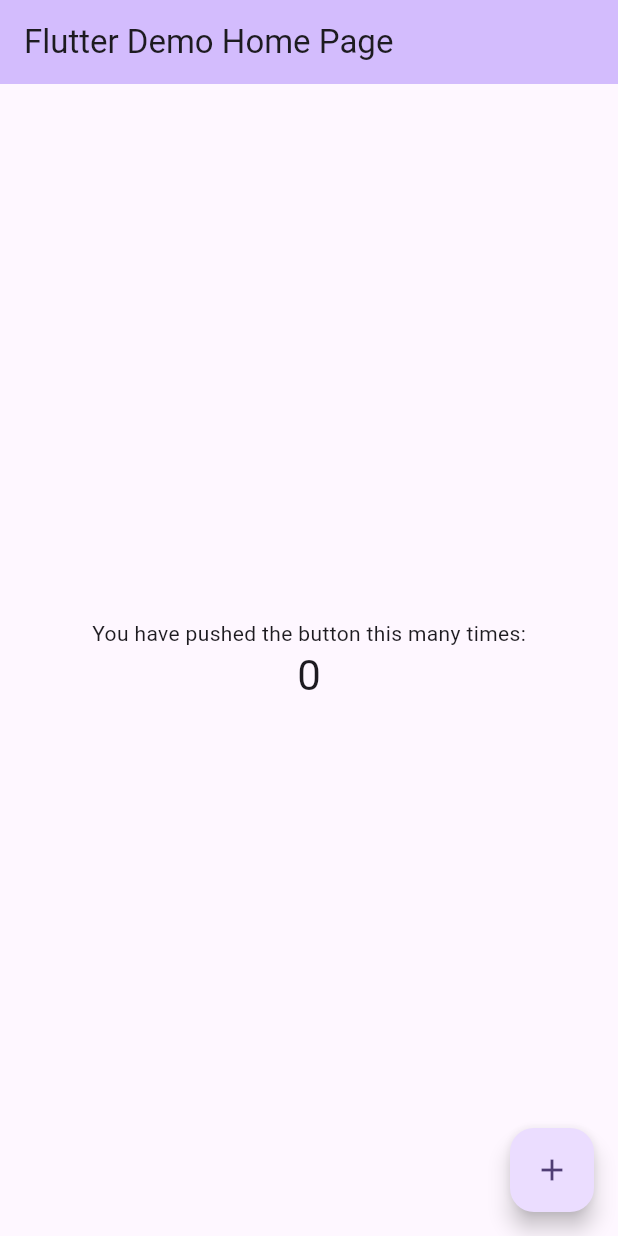
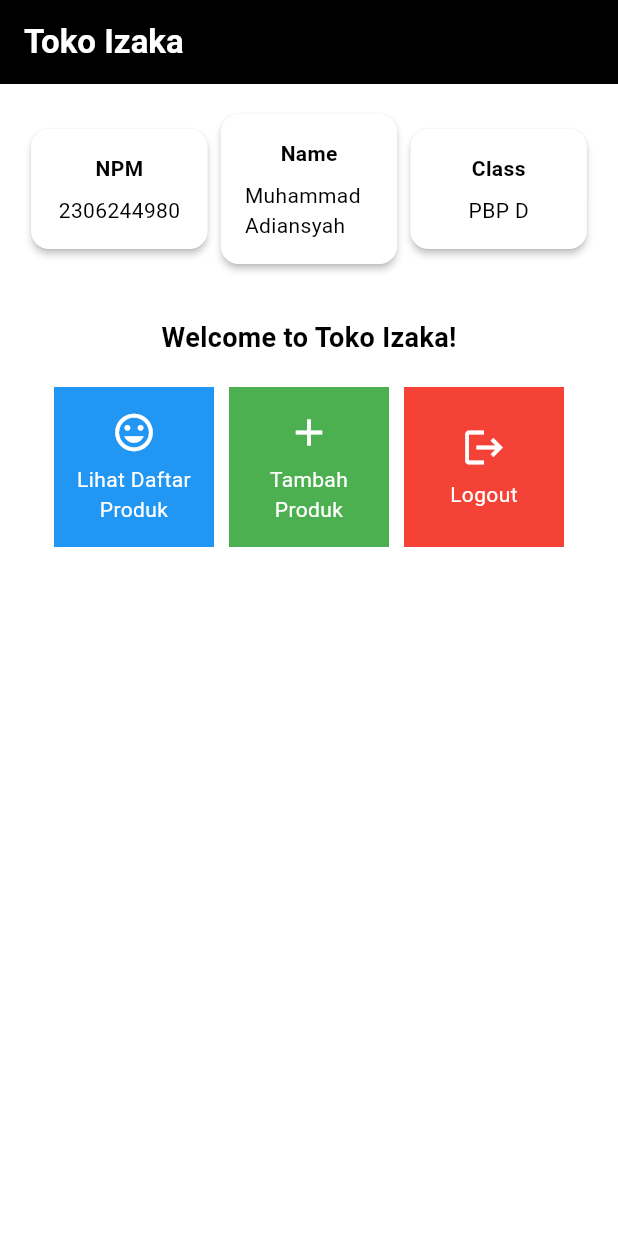
Before and after one commit to Adiieeee/toko-izaka-mobile, a Flutter app: the screen it shows after launch, on a phone screen of 412 x 824 dp. Run offline on Flutter 3.47's test engine with Material 3 defaults, Android fonts, the phone set to English and light mode, and no system bars.

Commit message:
Tugas 7 Done

```diff
--- a/lib/main.dart
+++ b/lib/main.dart
@@ -1,8 +1,26 @@
 import 'package:flutter/material.dart';
+import 'package:toko_izaka/menu.dart';
 
 void main() {
   runApp(const MyApp());
 }
+
+final MaterialColor blackSwatch = const MaterialColor(
+  0xFF000000,
+  <int, Color>{
+    50: Color(0xFF000000),
+    100: Color(0xFF000000),
+    200: Color(0xFF000000),
+    300: Color(0xFF000000),
+    400: Color(0xFF000000),
+    500: Color(0xFF000000),
+    600: Color(0xFF000000),
+    700: Color(0xFF000000),
+    800: Color(0xFF000000),
+    900: Color(0xFF000000),
+  },
+);
+
 
 class MyApp extends StatelessWidget {
   const MyApp({super.key});
@@ -28,98 +46,11 @@
         //
         // This works for code too, not just values: Most code changes can be
         // tested with just a hot reload.
-        colorScheme: ColorScheme.fromSeed(seedColor: Colors.deepPurple),
-        useMaterial3: true,
+        colorScheme: ColorScheme.fromSwatch(
+          primarySwatch: blackSwatch,
+        ).copyWith(secondary: blackSwatch),
       ),
-      home: const MyHomePage(title: 'Flutter Demo Home Page'),
+      home: MyHomePage(),
     );
   }
 }
-
-class MyHomePage extends StatefulWidget {
-  const MyHomePage({super.key, required this.title});
-
-  // This widget is the home page of your application. It is stateful, meaning
-  // that it has a State object (defined below) that contains fields that affect
-  // how it looks.
-
-  // This class is the configuration for the state. It holds the values (in this
-  // case the title) provided by the parent (in this case the App widget) and
-  // used by the build method of the State. Fields in a Widget subclass are
-  // always marked "final".
-
-  final String title;
-
-  @override
-  State<MyHomePage> createState() => _MyHomePageState();
-}
-
-class _MyHomePageState extends State<MyHomePage> {
-  int _counter = 0;
-
-  void _incrementCounter() {
-    setState(() {
-      // This call to setState tells the Flutter framework that something has
-      // changed in this State, which causes it to rerun the build method below
-      // so that the display can reflect the updated values. If we changed
-      // _counter without calling setState(), then the build method would not be
-      // called again, and so nothing would appear to happen.
-      _counter++;
-    });
-  }
-
-  @override
-  Widget build(BuildContext context) {
-    // This method is rerun every time setState is called, for instance as done
-    // by the _incrementCounter method above.
-    //
-    // The Flutter framework has been optimized to make rerunning build methods
-    // fast, so that you can just rebuild anything that needs updating rather
-    // than having to individually change instances of widgets.
-    return Scaffold(
-      appBar: AppBar(
-        // TRY THIS: Try changing the color here to a specific color (to
-        // Colors.amber, perhaps?) and trigger a hot reload to see the AppBar
-        // change color while the other colors stay the same.
-        backgroundColor: Theme.of(context).colorScheme.inversePrimary,
-        // Here we take the value from the MyHomePage object that was created by
-        // the App.build method, and use it to set our appbar title.
-        title: Text(widget.title),
-      ),
-      body: Center(
-        // Center is a layout widget. It takes a single child and positions it
-        // in the middle of the parent.
-        child: Column(
-          // Column is also a layout widget. It takes a list of children and
-          // arranges them vertically. By default, it sizes itself to fit its
-          // children horizontally, and tries to be as tall as its parent.
-          //
-          // Column has various properties to control how it sizes itself and
-          // how it positions its children. Here we use mainAxisAlignment to
-          // center the children vertically; the main axis here is the vertical
-          // axis because Columns are vertical (the cross axis would be
-          // horizontal).
-          //
-          // TRY THIS: Invoke "debug painting" (choose the "Toggle Debug Paint"
-          // action in the IDE, or press "p" in the console), to see the
-          // wireframe for each widget.
-          mainAxisAlignment: MainAxisAlignment.center,
-          children: <Widget>[
-            const Text(
-              'You have pushed the button this many times:',
-            ),
-            Text(
-              '$_counter',
-              style: Theme.of(context).textTheme.headlineMedium,
-            ),
-          ],
-        ),
-      ),
-      floatingActionButton: FloatingActionButton(
-        onPressed: _incrementCounter,
-        tooltip: 'Increment',
-        child: const Icon(Icons.add),
-      ), // This trailing comma makes auto-formatting nicer for build methods.
-    );
-  }
-}
--- /dev/null
+++ b/lib/menu.dart
@@ -0,0 +1,189 @@
+import 'package:flutter/material.dart';
+
+class MyHomePage extends StatelessWidget {
+  final String npm = '2306244980'; // NPM
+  final String name = 'Muhammad Adiansyah'; // Nama
+  final String className = 'PBP D'; // Kelas
+  MyHomePage({super.key});
+
+  final List<ItemHomepage> items = [
+    ItemHomepage("Lihat Daftar Produk", Icons.mood, Colors.blue),
+    ItemHomepage("Tambah Produk", Icons.add, Colors.green),
+    ItemHomepage("Logout", Icons.logout, Colors.red),
+  ];
+
+  @override
+  Widget build(BuildContext context) {
+	  // Scaffold menyediakan struktur dasar halaman dengan AppBar dan body.
+    return Scaffold(
+      // AppBar adalah bagian atas halaman yang menampilkan judul.
+      appBar: AppBar(
+        // Judul aplikasi "Mental Health Tracker" dengan teks putih dan tebal.
+        title: const Text(
+          'Toko Izaka',
+          style: TextStyle(
+            color: Colors.white,
+            fontWeight: FontWeight.bold,
+          ),
+        ),
+        // Warna latar belakang AppBar diambil dari skema warna tema aplikasi.
+        backgroundColor: Theme.of(context).colorScheme.primary,
+      ),
+      // Body halaman dengan padding di sekelilingnya.
+      body: Padding(
+        padding: const EdgeInsets.all(16.0),
+        // Menyusun widget secara vertikal dalam sebuah kolom.
+        child: Column(
+          crossAxisAlignment: CrossAxisAlignment.center,
+          children: [
+            // Row untuk menampilkan 3 InfoCard secara horizontal.
+            Row(
+              mainAxisAlignment: MainAxisAlignment.spaceEvenly,
+              children: [
+                InfoCard(title: 'NPM', content: npm),
+                InfoCard(title: 'Name', content: name),
+                InfoCard(title: 'Class', content: className),
+              ],
+            ),
+
+            // Memberikan jarak vertikal 16 unit.
+            const SizedBox(height: 16.0),
+
+            // Menempatkan widget berikutnya di tengah halaman.
+            Center(
+              child: Column(
+                // Menyusun teks dan grid item secara vertikal.
+
+                children: [
+                  // Menampilkan teks sambutan dengan gaya tebal dan ukuran 18.
+                  const Padding(
+                    padding: EdgeInsets.only(top: 16.0),
+                    child: Text(
+                      'Welcome to Toko Izaka!',
+                      style: TextStyle(
+                        fontWeight: FontWeight.bold,
+                        fontSize: 18.0,
+                      ),
+                    ),
+                  ),
+
+                  // Grid untuk menampilkan ItemCard dalam bentuk grid 3 kolom.
+                  GridView.count(
+                    primary: true,
+                    padding: const EdgeInsets.all(20),
+                    crossAxisSpacing: 10,
+                    mainAxisSpacing: 10,
+                    crossAxisCount: 3,
+                    // Agar grid menyesuaikan tinggi kontennya.
+                    shrinkWrap: true,
+
+                    // Menampilkan ItemCard untuk setiap item dalam list items.
+                    children: items.map((ItemHomepage item) {
+                      return ItemCard(item);
+                    }).toList(),
+                  ),
+                ],
+              ),
+            ),
+          ],
+        ),
+      ),
+    );
+  }
+}
+
+class InfoCard extends StatelessWidget {
+  // Kartu informasi yang menampilkan title dan content.
+
+  final String title;  // Judul kartu.
+  final String content;  // Isi kartu.
+
+  const InfoCard({super.key, required this.title, required this.content});
+
+  @override
+  Widget build(BuildContext context) {
+    return Card(
+      // Membuat kotak kartu dengan bayangan dibawahnya.
+      elevation: 2.0,
+      child: Container(
+        // Mengatur ukuran dan jarak di dalam kartu.
+        width: MediaQuery.of(context).size.width / 3.5, // menyesuaikan dengan lebar device yang digunakan.
+        padding: const EdgeInsets.all(16.0),
+        // Menyusun title dan content secara vertikal.
+        child: Column(
+          children: [
+            Text(
+              title,
+              style: const TextStyle(fontWeight: FontWeight.bold),
+            ),
+            const SizedBox(height: 8.0),
+            Text(content),
+          ],
+        ),
+      ),
+    );
+  }
+}
+
+class ItemHomepage {
+  final String name;
+  final IconData icon;
+  final Color color;
+
+  ItemHomepage(this.name, this.icon, this.color);
+}
+
+class ItemCard extends StatelessWidget {
+  // Menampilkan kartu dengan ikon dan nama.
+
+  final ItemHomepage item;
+
+  const ItemCard(this.item, {super.key});
+
+  @override
+  Widget build(BuildContext context) {
+    return Material(
+      // Menentukan warna latar belakang dari tema aplikasi.
+      color: Theme.of(context).colorScheme.secondary,
+      // Membuat sudut kartu melengkung.
+      borderRadius: BorderRadius.circular(12),
+
+      child: InkWell(
+        // Aksi ketika kartu ditekan.
+        onTap: () {
+          // Menampilkan pesan SnackBar saat kartu ditekan.
+          ScaffoldMessenger.of(context)
+            ..hideCurrentSnackBar()
+            ..showSnackBar(
+              SnackBar(content: Text("Kamu telah menekan tombol ${item.name}!"))
+            );
+        },
+        // Container untuk menyimpan Icon dan Text
+        child: Container(
+          color: item.color,
+          padding: const EdgeInsets.all(8),
+          child: Center(
+            child: Column(
+              // Menyusun ikon dan teks di tengah kartu.
+              mainAxisAlignment: MainAxisAlignment.center,
+              children: [
+                Icon(
+                  item.icon,
+                  color: Colors.white,
+                  size: 30.0,
+                ),
+                const Padding(padding: EdgeInsets.all(3)),
+                Text(
+                  item.name,
+                  textAlign: TextAlign.center,
+                  style: const TextStyle(color: Colors.white),
+                ),
+              ],
+            ),
+          ),
+        ),
+      ),
+    );
+  }
+
+}
```
